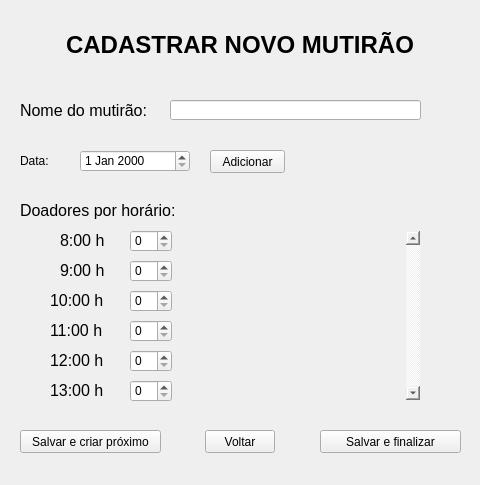
First picture: the form in dev/sangueDaUFRJ/newdrive.ui, repository lucasdepaula/sbvbproject, before the edit.
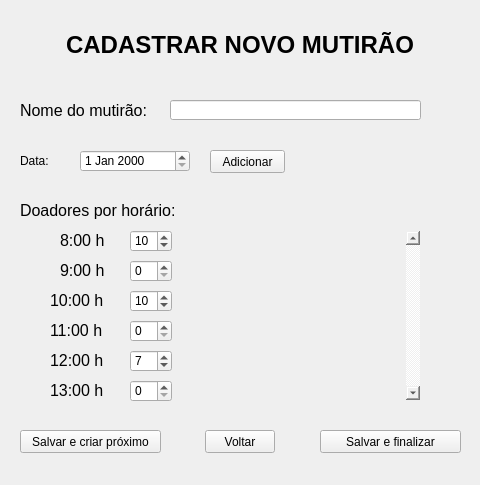
Second picture: the form after the edit. Icons and pictures are not drawn.

```diff
--- a/dev/sangueDaUFRJ/newdrive.ui
+++ b/dev/sangueDaUFRJ/newdrive.ui
@@ -312,7 +312,7 @@
      </rect>
     </property>
     <property name="value">
-     <number>0</number>
+     <number>10</number>
     </property>
    </widget>
    <widget class="QSpinBox" name="spinBox_2">
@@ -338,7 +338,7 @@
      </rect>
     </property>
     <property name="value">
-     <number>0</number>
+     <number>10</number>
     </property>
    </widget>
    <widget class="QSpinBox" name="spinBox_4">
@@ -364,7 +364,7 @@
      </rect>
     </property>
     <property name="value">
-     <number>0</number>
+     <number>7</number>
     </property>
    </widget>
    <widget class="QSpinBox" name="spinBox_6">
```
